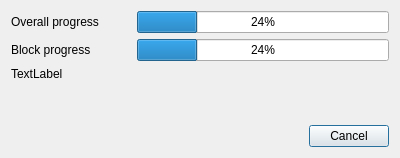
Above: src/muhrec3/recondialog.ui from neutronimaging/imagingsuite before the change. Below: the same form after it.
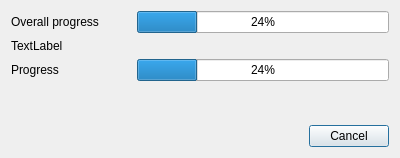
That is the form after the change.

The edit to the form file:
```diff
--- a/src/muhrec3/recondialog.ui
+++ b/src/muhrec3/recondialog.ui
@@ -38,6 +38,13 @@
      </item>
     </layout>
    </item>
+   <item>
+    <widget class="QLabel" name="label_message">
+     <property name="text">
+      <string>TextLabel</string>
+     </property>
+    </widget>
+   </item>
    <item>
     <layout class="QHBoxLayout" name="horizontalLayout_2">
      <item>
@@ -55,7 +62,7 @@
         </size>
        </property>
        <property name="text">
-        <string>Block progress</string>
+        <string>Progress</string>
        </property>
       </widget>
      </item>
@@ -68,13 +75,6 @@
      </item>
     </layout>
    </item>
-   <item>
-    <widget class="QLabel" name="label_message">
-     <property name="text">
-      <string>TextLabel</string>
-     </property>
-    </widget>
-   </item>
    <item>
     <spacer name="verticalSpacer">
      <property name="orientation">
```
